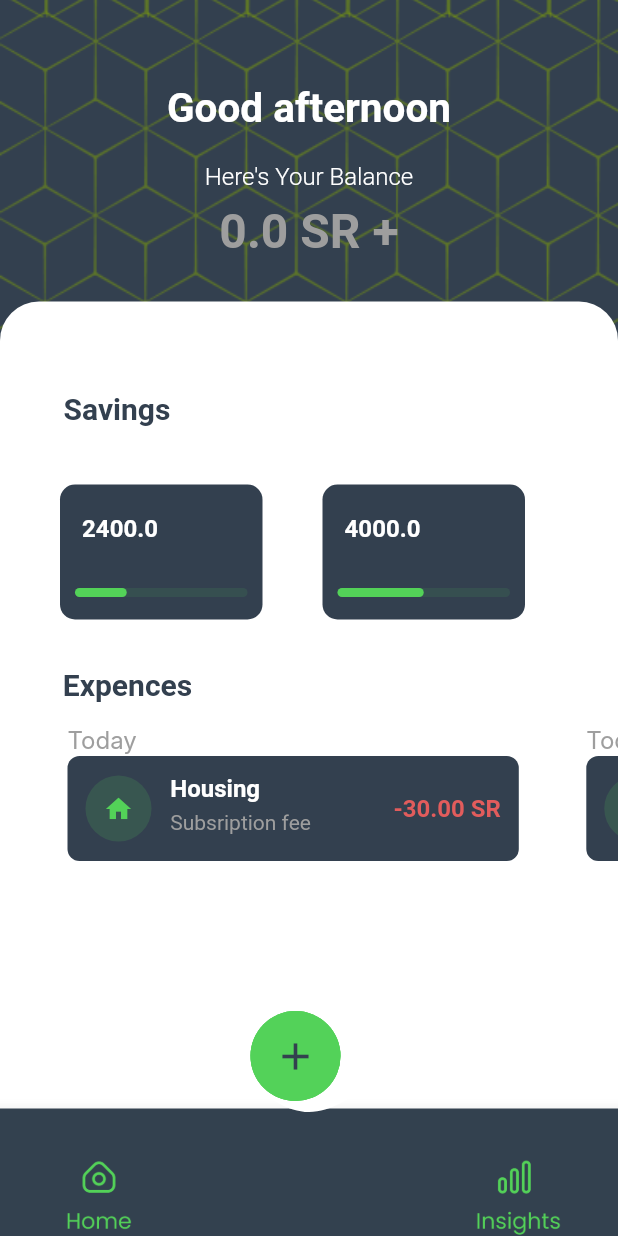
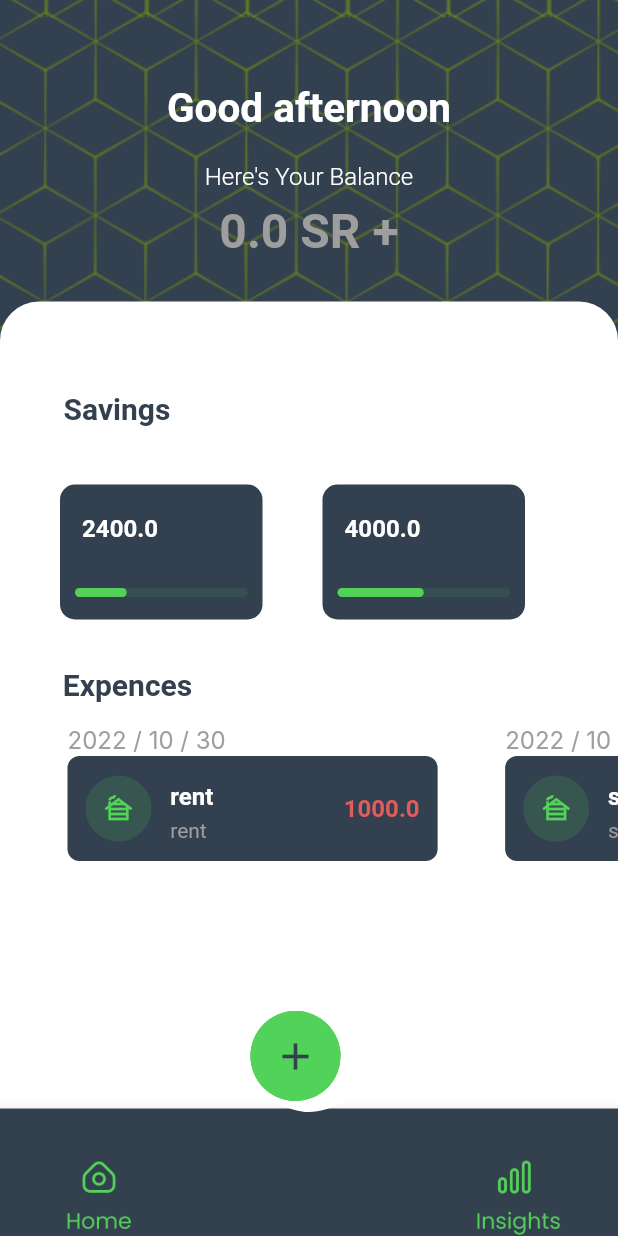
Before and after one commit to jawaher-alqotym/finance_app, a Flutter app: the NewSaving screen opened directly, after a tap on "save", on a phone screen of 412 x 824 dp. Run offline on Flutter 3.47's test engine with Material 2 defaults, Android fonts, the phone set to English and light mode, and no system bars; drawn by our look-alikes of percent_indicator; our stand-ins replace flutter_svg, get, syncfusion_flutter_charts, toggle_switch; Roboto replaces fonts that are missing (Inter).

Commit message:
new commit

```diff
--- /dev/null
+++ b/lib/controllers/savingController.dart
@@ -0,0 +1,17 @@
+import "package:finance_app/controllers/userController.dart";
+import "package:finance_app/controllers/userController.dart";
+import 'package:get/instance_manager.dart';
+import 'package:get/route_manager.dart';
+
+import 'package:get/get.dart';
+import 'package:get/get_state_manager/get_state_manager.dart';
+import 'package:finance_app/models/saving.dart';
+
+
+class SavingsController extends GetxController {
+  Saving savings = new Saving(0.0);
+
+  updateSaving(newIncom){
+    this.savings.userIncoum = newIncom;
+  }
+}
--- a/lib/controllers/userController.dart
+++ b/lib/controllers/userController.dart
@@ -1,5 +1,6 @@
 /* lib/controller/userController */
 
+import 'package:finance_app/models/category.dart';
 import 'package:get/get.dart';
 import 'package:get/get_state_manager/get_state_manager.dart';
 import 'package:finance_app/models/user.dart';
@@ -7,9 +8,26 @@ import 'package:finance_app/models/user.dart';
 import 'package:finance_app/models/saving.dart';
 import 'package:finance_app/models/expense.dart';
 
+import 'package:finance_app/controllers/savingController.dart';
+
+
+import 'package:flutter/widgets.dart';
+import 'package:flutter/material.dart';
+
+DateTime now = new DateTime.now();
+DateTime today = new DateTime(now.year, now.month, now.day);
+
 class UserController extends GetxController {
-  User user = new User(income: 0, savingList: <Saving>[    new Saving(0.30),
-    new Saving(0.50),], expenseList: <Expense>[]);
+  User user = new User(income: 0, savingList:
+  <Saving>[
+               new Saving(0.30),
+               new Saving(0.50),
+  ],
+      expenseList: <Expense>[
+        new Expense(date: today , amount: 1000, name: 'rent', catgory: new Catgory(title: "Housing", icon: Icon(Icons.home))),
+        new Expense(date: today , amount: 3500, name: 'subscription', catgory: new Catgory(title: "Wifi", icon: Icon(Icons.wifi))),
+
+      ]);
 
 
   updateIncome(newIncome){
--- a/lib/controllers_binding.dart
+++ b/lib/controllers_binding.dart
@@ -3,6 +3,8 @@
 import 'package:get/instance_manager.dart';
 import 'package:finance_app/controllers/userController.dart';
 import 'package:finance_app/controllers/categoryController.dart';
+import 'package:finance_app/controllers/savingController.dart';
+
 
 
 class ControllerBindings extends Bindings {
@@ -11,6 +13,8 @@ class ControllerBindings extends Bindings {
   void dependencies() {
     Get.put<CategoryController>(CategoryController());
     Get.put<UserController>(UserController());
+    Get.put<SavingsController>(SavingsController());
+
 
   }
 }
--- a/lib/models/category.dart
+++ b/lib/models/category.dart
@@ -5,8 +5,8 @@ import 'package:flutter/material.dart';
 
 
 class Catgory {
-  String? title;
-  Icon?   icon;
+  String title;
+  Icon   icon;
 
-  Catgory({this.title, this.icon});
+  Catgory({required this.title, required this.icon});
 }
--- a/lib/models/expense.dart
+++ b/lib/models/expense.dart
@@ -3,12 +3,12 @@
 import 'package:finance_app/models/category.dart';
 
 class Expense {
-  DateTime? date;
+  DateTime date;
   double? amount;
   String? name;
   Catgory? catgory;
 
-  Expense({this.date, this.amount, this.name, this.catgory});
+  Expense({ required this.date, this.amount, this.name, this.catgory});
 
 
 }
--- a/lib/models/saving.dart
+++ b/lib/models/saving.dart
@@ -3,11 +3,12 @@
 import 'package:finance_app/models/category.dart';
 import 'package:flutter/material.dart';
 
+
 class Saving {
   double percenst =0.0;
   double? amount_of_saving;
   Catgory? catgory;
-  // double? userIncoum;
+  double? userIncoum;
 
   Saving(double percent){
          this.percenst = percent;
--- a/lib/screens/Home.dart
+++ b/lib/screens/Home.dart
@@ -24,15 +24,19 @@ class _HomeState extends State<Home> {
             ),
           ),
         ),
+
         Scaffold(
           backgroundColor: Colors.transparent,
           appBar: AppBar(
             backgroundColor: Colors.transparent,
             elevation: 0,
+            automaticallyImplyLeading: false,
           ),
           body: HomeContant(),
         ),
       ],
+
     );
+
   }
 }
--- a/lib/screens/NewSavingPage.dart
+++ b/lib/screens/NewSavingPage.dart
@@ -31,45 +31,7 @@ class _nextRouteState extends State<NewSaving> {
               height: 300,
               width: double.infinity,
               // color: Colors.red,
-              child: Column(
-                  mainAxisAlignment: MainAxisAlignment.center,
-                  children: [
-                    Padding(
-                      padding: const EdgeInsets.only(right: 162.0),
-                      child: Text(
-                        "$welcomeMessage",
-                        style: TextStyle(
-                          color: Colors.white,
-                          fontSize: 24,
-                          fontWeight: FontWeight.bold,
-                        ),
-                      ),
-                    ),
-                    Padding(
-                      padding: const EdgeInsets.only(top: 20.0, right: 200),
-                      child: Text(
-                        "Here's Your Balance",
-                        style: TextStyle(
-                          color: Colors.white,
-                          fontSize: 16,
-                          fontWeight: FontWeight.w300,
-                        ),
-                      ),
-                    ),
-                    Padding(
-                      padding: const EdgeInsets.only(
-                        right: 220.0,
-                      ),
-                      child: Text(
-                        "$balance SR ",
-                        style: TextStyle(
-                          color: Colors.grey,
-                          fontSize: 32,
-                          fontWeight: FontWeight.w600,
-                        ),
-                      ),
-                    ),
-                  ]),
+
             ),
             Container(
               child: Container(
@@ -166,7 +128,11 @@ class _nextRouteState extends State<NewSaving> {
                                 // foreground
                               ),
                               onPressed: () {
-                                Navigator.pop(context);
+                              //  Navigator.pop(context);
+                                Navigator.push(
+                                  context,
+                                  MaterialPageRoute(builder: (context) => const Home()),
+                                );
                               },
                               child: Text("save"),
                             )))
--- a/lib/widgets/expenseCard.dart
+++ b/lib/widgets/expenseCard.dart
@@ -1,9 +1,16 @@
 /* lib/widgets/expenseCard.dart */
 
 import 'package:flutter/material.dart';
+import 'package:finance_app/models/category.dart';
+
 
 class ExpenseCard extends StatefulWidget {
-  ExpenseCard({super.key});
+  DateTime date;
+  double? amount;
+  String? name;
+  Catgory? catgory;
+
+  ExpenseCard({super.key, required this.date, this.amount, this.name, this.catgory});
 
   @override
   State<ExpenseCard> createState() => _ExpenseCardState();
@@ -17,7 +24,7 @@ class _ExpenseCardState extends State<ExpenseCard> {
       children: [
         Padding(
           padding: const EdgeInsets.only(left: 45.0, top: 15, bottom: 2),
-          child: Text("Today", style: TextStyle(color: Colors.grey, fontSize: 16, fontFamily: "Inter"),),
+          child: Text("${widget.date.year} / ${widget.date.month} / ${widget.date.day}", style: TextStyle(color: Colors.grey, fontSize: 16, fontFamily: "Inter"),),
         ),
         Container(
           height: 70,
@@ -30,22 +37,22 @@ class _ExpenseCardState extends State<ExpenseCard> {
                  mainAxisAlignment: MainAxisAlignment.spaceBetween,
                  children: [
                   Padding(
-                    padding: const EdgeInsets.only(left: 12.0, ),
+                    padding: const EdgeInsets.only(left: 12.0, right: 32.0,top: 5, bottom: 5),
                     child: Row(
                       children: [
                         CircleAvatar(
                          radius: 22,
                          backgroundColor: Color(0xff385650),
-                           child:  Icon(Icons.home, color: Color(0xff53D258),size: 20,),),
+                           child:  Icon( Icons.cabin, color: Color(0xff53D258),size: 20,),),
                         Padding(
                           padding: const EdgeInsets.only(top: 12.5, left: 12.5),
                           child: Column(
                             crossAxisAlignment: CrossAxisAlignment.start,
                             children: [
-                              Text("Housing", style: TextStyle(color: Colors.white, fontSize: 16, fontWeight: FontWeight.w600,),),
+                              Text("${widget.name}", style: TextStyle(color: Colors.white, fontSize: 16, fontWeight: FontWeight.w600,),),
                               Padding(
                                 padding: const EdgeInsets.only(top: 5.0),
-                                child: Text("Subsription fee", style: TextStyle(color: Colors.grey, fontSize: 14,)),
+                                child: Text("${widget.name}", style: TextStyle(color: Colors.grey, fontSize: 14,)),
                               )
                             ],),
                         ),
@@ -54,7 +61,7 @@ class _ExpenseCardState extends State<ExpenseCard> {
                   ),
                    Padding(
                      padding: const EdgeInsets.only(right: 12.0, left: 55),
-                     child: Text("-30.00 SR", style: TextStyle(color: Color(0xffE25C5C), fontSize: 16, fontWeight: FontWeight.w600,)),
+                     child: Text("${widget.amount}", style: TextStyle(color: Color(0xffE25C5C), fontSize: 16, fontWeight: FontWeight.w600,)),
                    ),
                  ],
                ),
--- a/lib/widgets/homeContant.dart
+++ b/lib/widgets/homeContant.dart
@@ -6,7 +6,6 @@ import 'package:finance_app/widgets/floatingButton.dart';
 
 import 'package:finance_app/widgets/expenseCard.dart';
 import 'package:finance_app/widgets/savingCard.dart';
-
 
 import 'package:get/instance_manager.dart';
 import 'package:get/route_manager.dart';
@@ -18,7 +17,6 @@ import "package:finance_app/controllers/userController.dart";
 import "package:finance_app/models/user.dart";
 import "package:finance_app/models/saving.dart";
 import "package:finance_app/models/expense.dart";
-
 
 class HomeContant extends StatefulWidget {
   const HomeContant({super.key});
@@ -36,7 +34,6 @@ class _HomeContantState extends State<HomeContant> {
   Widget build(BuildContext context) {
     double screenWidth = MediaQuery.of(context).size.width;
     String welcomeMessage = "Good afternoon";
-
 
     return Stack(
       alignment: Alignment.bottomCenter,
@@ -84,7 +81,9 @@ class _HomeContantState extends State<HomeContant> {
                       child: Text(
                         "${userController.user.income} SR +",
                         style: TextStyle(
-                          color: userController.user.income > 0 ? Colors.white : Colors.grey,
+                          color: userController.user.income > 0
+                              ? Colors.white
+                              : Colors.grey,
                           fontSize: 32,
                           fontWeight: FontWeight.w600,
                         ),
@@ -120,31 +119,43 @@ class _HomeContantState extends State<HomeContant> {
                               margin: EdgeInsets.only(right: 256.0, top: 60.0),
                               child: Text(
                                 "Savings",
-                                  style:
-                                      TextStyle(fontWeight:  FontWeight.w600,fontSize: 20, color: Color(0xFF33404F)),
+                                style: TextStyle(
+                                    fontWeight: FontWeight.w600,
+                                    fontSize: 20,
+                                    color: Color(0xFF33404F)),
                               ),
                             ),
                             Container(
                               height: 90,
-                              margin: EdgeInsets.only(left: 0.0, top: 39.0, bottom: 32),
+                              margin: EdgeInsets.only(
+                                  left: 0.0, top: 39.0, bottom: 32),
                               child: ListView.builder(
                                   scrollDirection: Axis.horizontal,
-                                     itemCount:  userController.user.savingList.length,
-                                     itemBuilder: (context, index) =>  SavingCard( percenst: userController.user.savingList[index].percenst, amount_of_saving: userController.user.savingList[index].amount_of_saving,)),
+                                  itemCount:
+                                      userController.user.savingList.length,
+                                  itemBuilder: (context, index) => SavingCard(
+                                        percenst: userController
+                                            .user.savingList[index].percenst,
+                                        amount_of_saving: userController.user
+                                            .savingList[index].amount_of_saving,
+                                      )),
                             ),
                           ],
                         ),
                       ),
-
                       SingleChildScrollView(
                         child: Column(
                           children: [
                             Container(
-                              margin: EdgeInsets.only(right: 242.0,),
+                              margin: EdgeInsets.only(
+                                right: 242.0,
+                              ),
                               child: Text(
                                 "Expences",
-                                style:
-                                    TextStyle(fontWeight:  FontWeight.w600, fontSize: 20, color: Color(0xFF33404F)),
+                                style: TextStyle(
+                                    fontWeight: FontWeight.w600,
+                                    fontSize: 20,
+                                    color: Color(0xFF33404F)),
                               ),
                             ),
                             Container(
@@ -152,8 +163,14 @@ class _HomeContantState extends State<HomeContant> {
                               child: ListView.builder(
                                   scrollDirection: Axis.horizontal,
                                   shrinkWrap: true,
-                                    itemCount: 2,
-                                    itemBuilder: (context, index) =>  ExpenseCard()),
+                                  itemCount:
+                                      userController.user.expenseList.length,
+                                  itemBuilder: (context, index) => ExpenseCard(
+                                      date: userController.user.expenseList[index].date,
+                                      amount: userController.user.expenseList[index].amount
+                                      ,name: userController.user.expenseList[index].name,
+                                       //catgory : userController.user.expenseList[index].catgory,
+                                  )),
                             ),
                           ],
                         ),
@@ -172,12 +189,18 @@ class _HomeContantState extends State<HomeContant> {
   }
 
   Widget buildSheet() => Container(
-    height: (MediaQuery.of(context).size.height)-70,
+        height: (MediaQuery.of(context).size.height) - 70,
         width: MediaQuery.of(context).size.width,
         child: Column(
           mainAxisAlignment: MainAxisAlignment.center,
           children: [
-        Text('Add Your Balance', style: TextStyle(fontWeight: FontWeight.w400 ,fontSize:16 ,color: Color.fromRGBO(51, 64, 79, 1)),),
+            Text(
+              'Add Your Balance',
+              style: TextStyle(
+                  fontWeight: FontWeight.w400,
+                  fontSize: 16,
+                  color: Color.fromRGBO(51, 64, 79, 1)),
+            ),
             // display the entered numbers
             Padding(
               padding: const EdgeInsets.all(20),
@@ -186,14 +209,17 @@ class _HomeContantState extends State<HomeContant> {
                 child: Center(
                     child: TextField(
                   decoration: InputDecoration(
-                  hintStyle: TextStyle(fontSize: 20, fontWeight: FontWeight.w400,color: Color.fromRGBO(138, 135, 135, 0.5)),
+                      hintStyle: TextStyle(
+                          fontSize: 20,
+                          fontWeight: FontWeight.w400,
+                          color: Color.fromRGBO(138, 135, 135, 0.5)),
                       border: InputBorder.none,
-                    hintText: '0 SAR/Month'
-                ),
+                      hintText: '0 SAR/Month'),
                   controller: _myController,
                   textAlign: TextAlign.center,
                   showCursor: false,
-                style: const TextStyle(fontSize: 20, fontWeight: FontWeight.w400),
+                  style: const TextStyle(
+                      fontSize: 20, fontWeight: FontWeight.w400),
                   // Disable the default soft keybaord
                   keyboardType: TextInputType.none,
                 )),
@@ -226,6 +252,5 @@ class _HomeContantState extends State<HomeContant> {
             ),
           ],
         ),
-
       );
 }
--- a/lib/widgets/num_pad.dart
+++ b/lib/widgets/num_pad.dart
@@ -153,8 +153,11 @@ class NumPad extends StatelessWidget {
                 onPressed: () {
                   onSubmit();
                   // navigator?.pop(context);
-                  Get.to(Home());
-
+                //  Get.to(Home());
+                  Navigator.push(
+                    context,
+                    MaterialPageRoute(builder: (context) => const Home()),
+                  );
 
                 },
               ),
```
Lines whose indentation alone changed are shown as unchanged.
